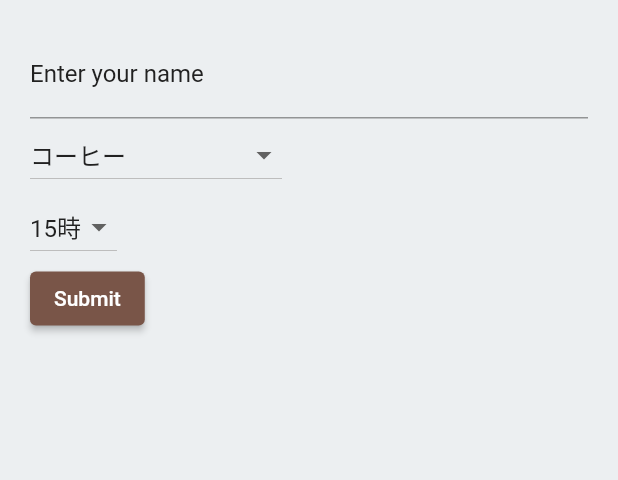
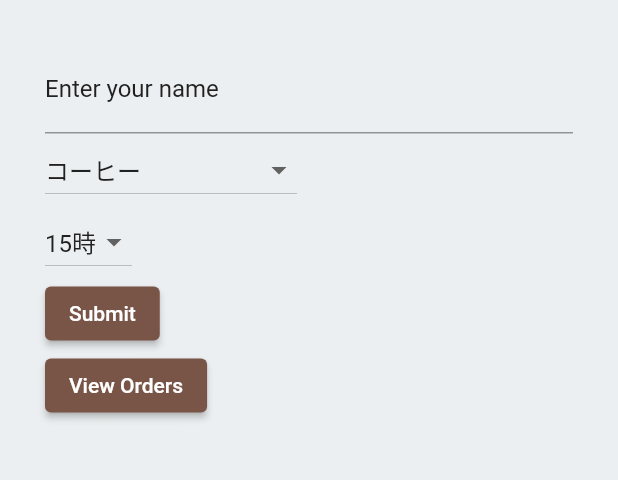
Before and after one commit to shinnkura/cafe_connect, a Flutter app: the screen it shows after launch, on a phone screen of 412 x 824 dp, the part 84-564 px from its top. Run offline on Flutter 3.47's test engine with Material 2 defaults, Android fonts, the phone set to English and light mode, and no system bars.

Commit message:
view ordersボタンを追加

```diff
--- a/lib/screens/home/my_home_page.dart
+++ b/lib/screens/home/my_home_page.dart
@@ -36,7 +36,7 @@ class MyHomePageState extends State<MyHomePage> {
     return Form(
       key: _formKey,
       child: Padding(
-        padding: const EdgeInsets.all(20.0),
+        padding: const EdgeInsets.all(20.0 * 1.5),
         child: Column(
           crossAxisAlignment: CrossAxisAlignment.start,
           children: <Widget>[
@@ -98,6 +98,17 @@ class MyHomePageState extends State<MyHomePage> {
               ),
               child: const Text('Submit'),
             ),
+            ElevatedButton(
+              onPressed: () {
+                Navigator.pushNamed(context, '/orderList');
+              },
+              style: ButtonStyle(
+                backgroundColor: MaterialStateProperty.all<Color>(
+                  kPrimaryColor,
+                ),
+              ),
+              child: const Text('View Orders'),
+            ),
           ],
         ),
       ),
```
Also changed, not shown: lib/main.dart (+25 -2 lines).
